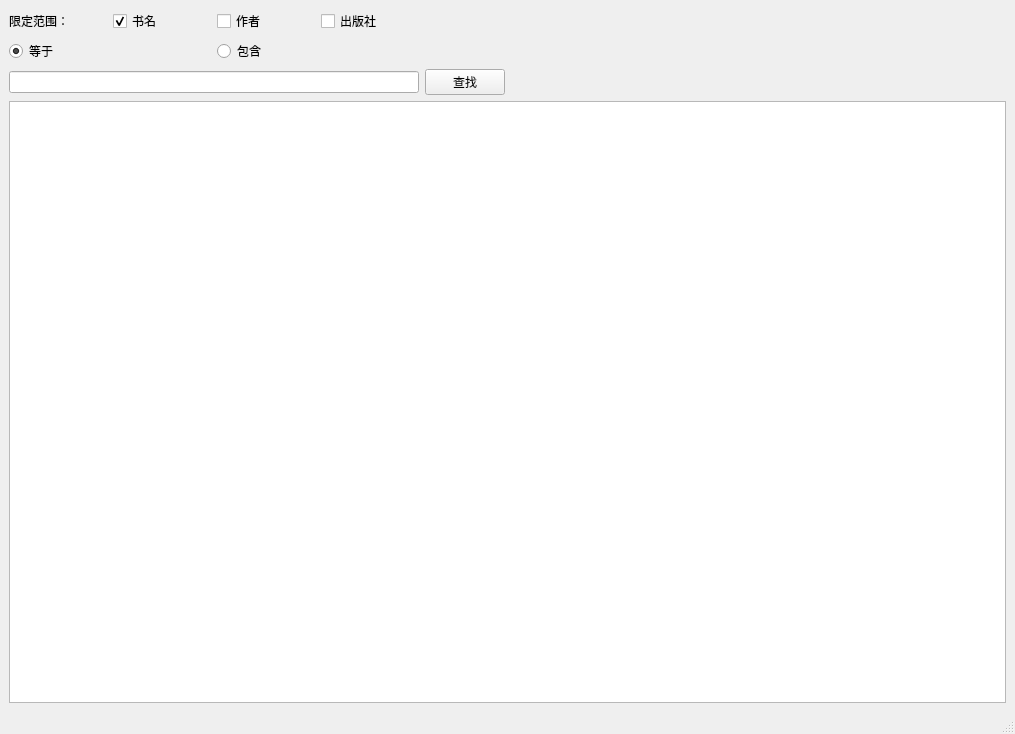
Qt form ui/FindWindow.ui (li1553770945/course-design-sqlite) before a commit.
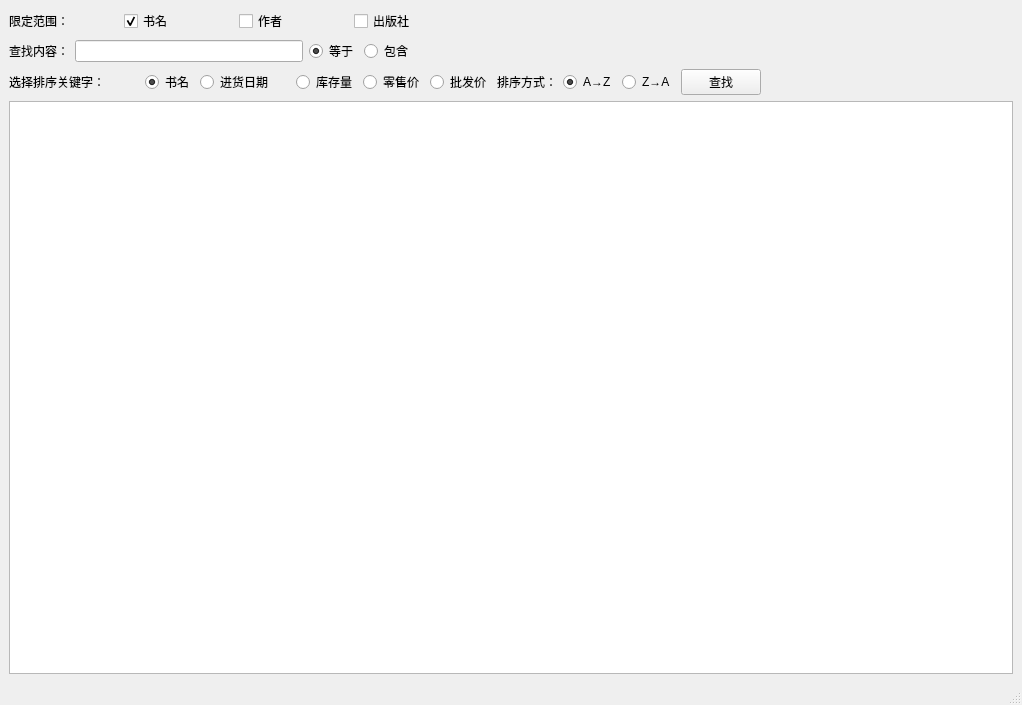
The same form after that commit.

Commit message: 查找模块实现排序功能。

Diff of the .ui file:
```diff
--- a/ui/FindWindow.ui
+++ b/ui/FindWindow.ui
@@ -6,18 +6,89 @@
    <rect>
     <x>0</x>
     <y>0</y>
-    <width>1015</width>
-    <height>734</height>
+    <width>1022</width>
+    <height>705</height>
    </rect>
   </property>
   <property name="windowTitle">
    <string>查找</string>
   </property>
   <widget class="QWidget" name="centralwidget">
-   <layout class="QGridLayout" name="gridLayout_2">
+   <layout class="QGridLayout" name="gridLayout">
     <item row="0" column="0">
-     <layout class="QGridLayout" name="gridLayout">
-      <item row="1" column="0">
+     <layout class="QHBoxLayout" name="CheckBoxs">
+      <item>
+       <widget class="QLabel" name="label">
+        <property name="text">
+         <string>限定范围：</string>
+        </property>
+       </widget>
+      </item>
+      <item>
+       <widget class="QCheckBox" name="CheckBoxName">
+        <property name="text">
+         <string>书名</string>
+        </property>
+        <property name="checked">
+         <bool>true</bool>
+        </property>
+       </widget>
+      </item>
+      <item>
+       <widget class="QCheckBox" name="CheckBoxAuthor">
+        <property name="text">
+         <string>作者</string>
+        </property>
+       </widget>
+      </item>
+      <item>
+       <widget class="QCheckBox" name="CheckBoxPublisher">
+        <property name="text">
+         <string>出版社</string>
+        </property>
+       </widget>
+      </item>
+      <item>
+       <spacer name="horizontalSpacer">
+        <property name="orientation">
+         <enum>Qt::Horizontal</enum>
+        </property>
+        <property name="sizeType">
+         <enum>QSizePolicy::Minimum</enum>
+        </property>
+        <property name="sizeHint" stdset="0">
+         <size>
+          <width>550</width>
+          <height>20</height>
+         </size>
+        </property>
+       </spacer>
+      </item>
+     </layout>
+    </item>
+    <item row="1" column="0">
+     <layout class="QHBoxLayout" name="horizontalLayout">
+      <item>
+       <widget class="QLabel" name="label_2">
+        <property name="text">
+         <string>查找内容：</string>
+        </property>
+       </widget>
+      </item>
+      <item>
+       <widget class="QLineEdit" name="LineEditContent">
+        <property name="maximumSize">
+         <size>
+          <width>300</width>
+          <height>16777215</height>
+         </size>
+        </property>
+        <property name="maxLength">
+         <number>10</number>
+        </property>
+       </widget>
+      </item>
+      <item>
        <layout class="QHBoxLayout" name="horizontalLayout_2">
         <item>
          <widget class="QRadioButton" name="RadioEqual">
@@ -27,6 +98,9 @@
           <property name="checked">
            <bool>true</bool>
           </property>
+          <attribute name="buttonGroup">
+           <string notr="true">buttonGroup_3</string>
+          </attribute>
          </widget>
         </item>
         <item>
@@ -34,75 +108,158 @@
           <property name="text">
            <string>包含</string>
           </property>
+          <attribute name="buttonGroup">
+           <string notr="true">buttonGroup_3</string>
+          </attribute>
          </widget>
         </item>
        </layout>
       </item>
-      <item row="0" column="0">
-       <layout class="QHBoxLayout" name="CheckBoxs">
-        <item>
-         <widget class="QLabel" name="label">
-          <property name="text">
-           <string>限定范围：</string>
-          </property>
-         </widget>
-        </item>
-        <item>
-         <widget class="QCheckBox" name="CheckBoxName">
-          <property name="text">
-           <string>书名</string>
-          </property>
-          <property name="checked">
-           <bool>true</bool>
-          </property>
-         </widget>
-        </item>
-        <item>
-         <widget class="QCheckBox" name="CheckBoxAuthor">
-          <property name="text">
-           <string>作者</string>
-          </property>
-         </widget>
-        </item>
-        <item>
-         <widget class="QCheckBox" name="CheckBoxPublisher">
-          <property name="text">
-           <string>出版社</string>
-          </property>
-         </widget>
-        </item>
-       </layout>
+      <item>
+       <spacer name="horizontalSpacer_2">
+        <property name="orientation">
+         <enum>Qt::Horizontal</enum>
+        </property>
+        <property name="sizeType">
+         <enum>QSizePolicy::Minimum</enum>
+        </property>
+        <property name="sizeHint" stdset="0">
+         <size>
+          <width>600</width>
+          <height>20</height>
+         </size>
+        </property>
+       </spacer>
       </item>
-      <item row="2" column="0">
-       <widget class="QLineEdit" name="LineEditContent">
-        <property name="maxLength">
-         <number>10</number>
+     </layout>
+    </item>
+    <item row="2" column="0">
+     <layout class="QHBoxLayout" name="SortControl">
+      <item>
+       <widget class="QLabel" name="label_3">
+        <property name="minimumSize">
+         <size>
+          <width>130</width>
+          <height>0</height>
+         </size>
         </property>
+        <property name="text">
+         <string>选择排序关键字：</string>
+        </property>
        </widget>
       </item>
-      <item row="2" column="1">
+      <item>
+       <widget class="QRadioButton" name="RadioName">
+        <property name="text">
+         <string>书名</string>
+        </property>
+        <property name="checked">
+         <bool>true</bool>
+        </property>
+        <attribute name="buttonGroup">
+         <string notr="true">buttonGroup_2</string>
+        </attribute>
+       </widget>
+      </item>
+      <item>
+       <widget class="QRadioButton" name="RadioDateAdded">
+        <property name="minimumSize">
+         <size>
+          <width>90</width>
+          <height>0</height>
+         </size>
+        </property>
+        <property name="text">
+         <string>进货日期</string>
+        </property>
+        <attribute name="buttonGroup">
+         <string notr="true">buttonGroup_2</string>
+        </attribute>
+       </widget>
+      </item>
+      <item>
+       <widget class="QRadioButton" name="RadioQty">
+        <property name="text">
+         <string>库存量</string>
+        </property>
+        <attribute name="buttonGroup">
+         <string notr="true">buttonGroup_2</string>
+        </attribute>
+       </widget>
+      </item>
+      <item>
+       <widget class="QRadioButton" name="RadioRetail">
+        <property name="text">
+         <string>零售价</string>
+        </property>
+        <attribute name="buttonGroup">
+         <string notr="true">buttonGroup_2</string>
+        </attribute>
+       </widget>
+      </item>
+      <item>
+       <widget class="QRadioButton" name="RadioWholesale">
+        <property name="text">
+         <string>批发价</string>
+        </property>
+        <attribute name="buttonGroup">
+         <string notr="true">buttonGroup_2</string>
+        </attribute>
+       </widget>
+      </item>
+      <item>
+       <widget class="QLabel" name="label_4">
+        <property name="text">
+         <string>排序方式：</string>
+        </property>
+       </widget>
+      </item>
+      <item>
+       <widget class="QRadioButton" name="RadioPositive">
+        <property name="text">
+         <string>A→Z</string>
+        </property>
+        <property name="checked">
+         <bool>true</bool>
+        </property>
+        <attribute name="buttonGroup">
+         <string notr="true">buttonGroup</string>
+        </attribute>
+       </widget>
+      </item>
+      <item>
+       <widget class="QRadioButton" name="RadioBackward">
+        <property name="text">
+         <string>Z→A</string>
+        </property>
+        <attribute name="buttonGroup">
+         <string notr="true">buttonGroup</string>
+        </attribute>
+       </widget>
+      </item>
+      <item>
        <widget class="QPushButton" name="ButtonFind">
         <property name="text">
          <string>查找</string>
         </property>
        </widget>
       </item>
+      <item>
+       <spacer name="horizontalSpacer_3">
+        <property name="orientation">
+         <enum>Qt::Horizontal</enum>
+        </property>
+        <property name="sizeHint" stdset="0">
+         <size>
+          <width>40</width>
+          <height>20</height>
+         </size>
+        </property>
+       </spacer>
+      </item>
      </layout>
     </item>
-    <item row="0" column="1">
-     <spacer name="horizontalSpacer">
-      <property name="orientation">
-       <enum>Qt::Horizontal</enum>
-      </property>
-      <property name="sizeHint" stdset="0">
-       <size>
-        <width>382</width>
-        <height>20</height>
-       </size>
-      </property>
-     </spacer>
-    </item>
-    <item row="1" column="0" colspan="2">
+    <item row="3" column="0">
      <widget class="QTableView" name="Table">
       <property name="editTriggers">
        <set>QAbstractItemView::NoEditTriggers</set>
@@ -119,7 +276,7 @@
     <rect>
      <x>0</x>
      <y>0</y>
-     <width>1015</width>
+     <width>1022</width>
      <height>26</height>
     </rect>
    </property>
```
Left out of the diff: 5 changed lines with no effect on the pictures. The commit also changes 6 other files.
